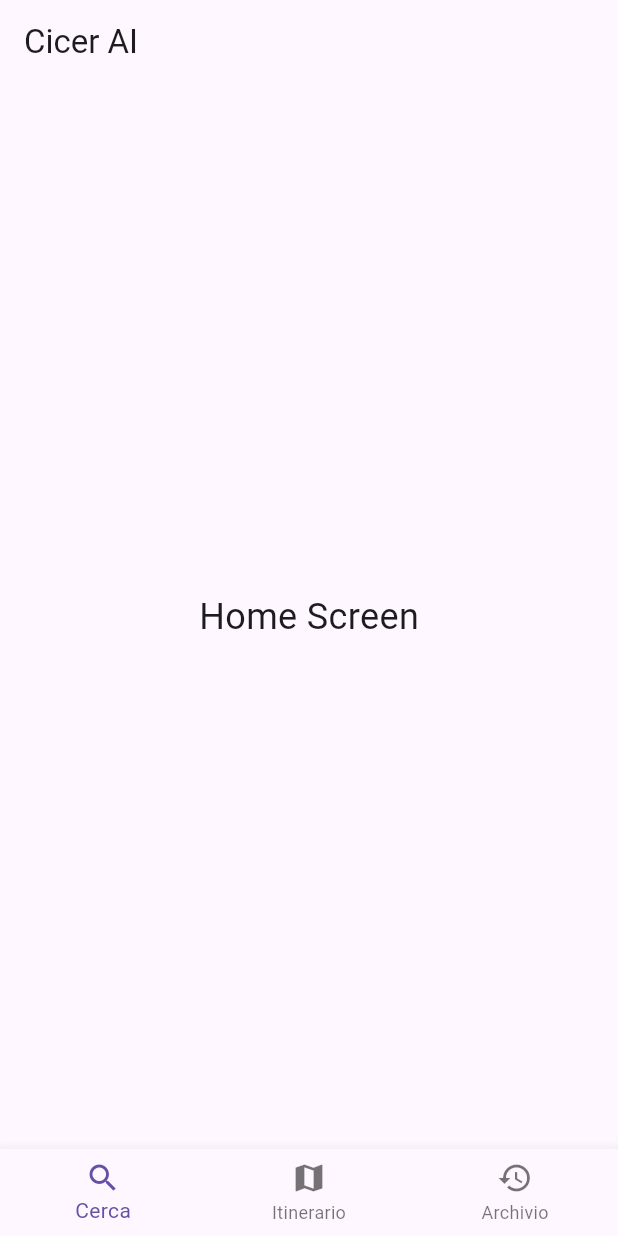
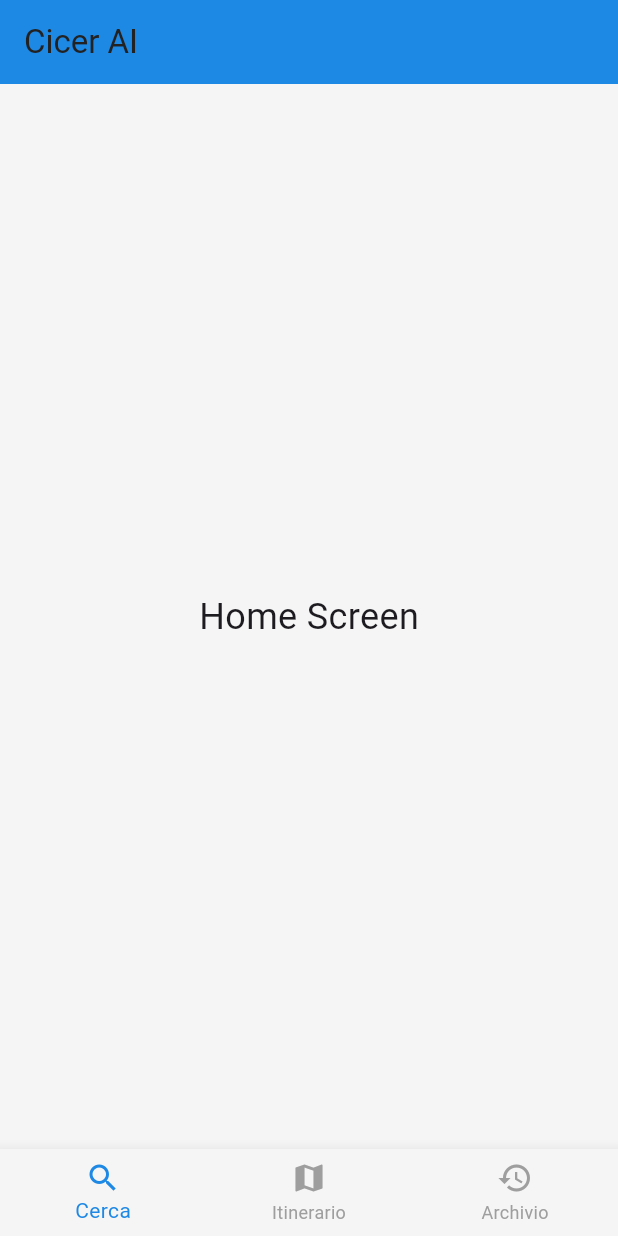
Before and after one commit to alessandrosaddo/CicerAI, a Flutter app: the screen it shows after launch, on a phone screen of 412 x 824 dp. Run offline on Flutter 3.47's test engine with Material 3 defaults, Android fonts, the light colour scheme and no system bars.

Commit message:
Added light and dark themes with centralized management

```diff
--- a/lib/main.dart
+++ b/lib/main.dart
@@ -3,6 +3,7 @@ import 'screens/home_screen.dart';
 import 'screens/itinerary_screen.dart';
 import 'screens/history_screen.dart';
 import 'widgets/bottom_navbar.dart';
+import 'themes/app_theme.dart';
 
 void main() {
   runApp(const MyApp());
@@ -13,9 +14,10 @@ class MyApp extends StatelessWidget {
   @override
   Widget build(BuildContext context) {
     return MaterialApp(
-      theme: ThemeData(
-        primarySwatch: Colors.blue,
-      ),
+      debugShowCheckedModeBanner: false,
+      theme: AppTheme.lightTheme,
+      darkTheme: AppTheme.darkTheme,
+      themeMode: ThemeMode.system,
       home: MainNavigation(),
     );
   }
--- /dev/null
+++ b/lib/themes/app_theme.dart
@@ -0,0 +1,34 @@
+import 'package:flutter/material.dart';
+import 'colors.dart';
+
+class AppTheme {
+  static ThemeData lightTheme = ThemeData(
+    primaryColor: AppColors.lightPrimary,
+    scaffoldBackgroundColor: AppColors.lightBackground,
+    appBarTheme: AppBarTheme(
+      backgroundColor: AppColors.lightPrimary,
+      foregroundColor: AppColors.lightText,
+    ),
+
+    bottomNavigationBarTheme: BottomNavigationBarThemeData(
+      selectedItemColor: AppColors.lightPrimary,
+      unselectedItemColor: Colors.grey,
+      backgroundColor: AppColors.lightBackground,
+    ),
+  );
+
+  static ThemeData darkTheme = ThemeData(
+    primaryColor: AppColors.darkPrimary,
+    scaffoldBackgroundColor: AppColors.darkBackground,
+    appBarTheme: AppBarTheme(
+      backgroundColor: AppColors.darkPrimary,
+      foregroundColor: AppColors.darkText,
+    ),
+
+    bottomNavigationBarTheme: BottomNavigationBarThemeData(
+      selectedItemColor: AppColors.darkPrimary,
+      unselectedItemColor: Colors.grey,
+      backgroundColor: AppColors.darkBackground,
+    ),
+  );
+}
--- /dev/null
+++ b/lib/themes/colors.dart
@@ -0,0 +1,15 @@
+import 'package:flutter/material.dart';
+
+class AppColors {
+  // Tema Chiaro
+  static const lightBackground = Color(0xFFF5F5F5);
+  static const lightPrimary = Color(0xFF1E88E5);
+  static const lightSecondary = Color(0xFFFDE3E3);
+  static const lightText = Color(0xFF222222);
+
+  // Tema Scuro
+  static const darkBackground = Color(0xFF121212);
+  static const darkPrimary = Color(0xFF1E88E5);
+  static const darkSecondary = Color(0xFFFFFFFF);
+  static const darkText = Color(0xFFFFFFFF);
+}
```
